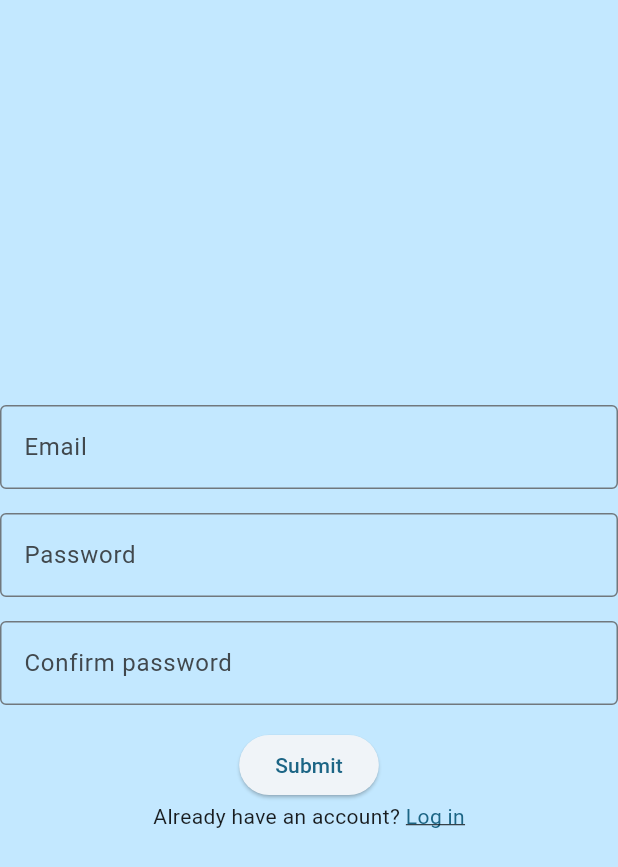
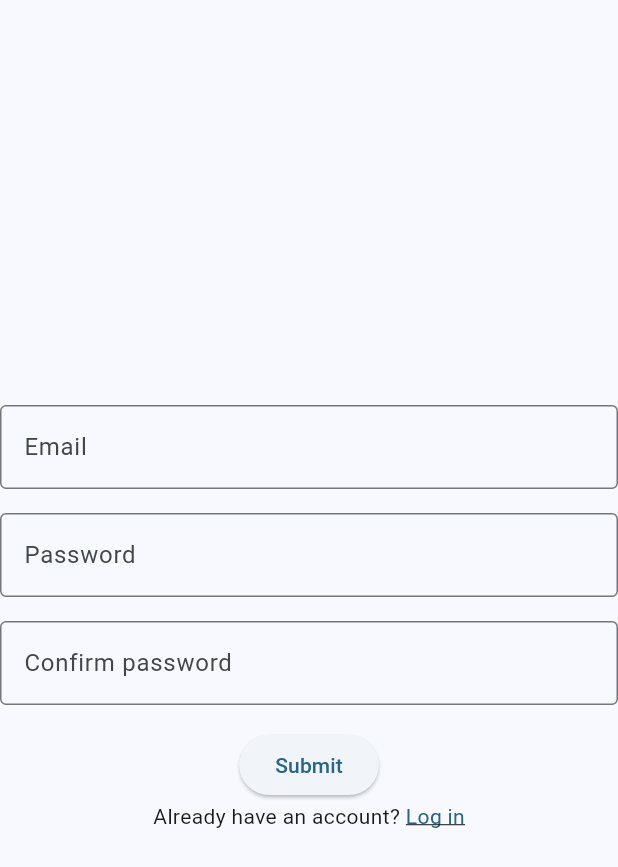
Before and after one commit to FacundoMiglierini/WeatherApp, a Flutter app: the screen it shows after launch, after a tap on "Sign Up", on a phone screen of 412 x 824 dp. Shown: the top 867 px of the screen. Run offline on Flutter 3.47's test engine with Material 3 defaults, Android fonts, the phone set to English and light mode, and no system bars; our stand-ins replace email_validator, hive_flutter; accounts and stored records are empty.

Commit message:
changed font sizes

```diff
--- a/weather_app/lib/main.dart
+++ b/weather_app/lib/main.dart
@@ -3,7 +3,6 @@ import 'package:flutter/material.dart';
 import 'package:hive_flutter/hive_flutter.dart';
 import 'package:weather_app/database_controller.dart';
 import 'dart:async';
-import 'weather_api_controller.dart';
 import 'package:provider/provider.dart';
 import 'dart:developer' as developer;
 import 'package:http/http.dart' as http;
@@ -28,7 +27,7 @@ class WeatherApp extends StatelessWidget {
         theme: ThemeData(
           useMaterial3: true,
           colorScheme:
-              ColorScheme.fromSeed(seedColor: Colors.lightBlueAccent),
+              ColorScheme.fromSeed(seedColor: Colors.lightBlue),
         ),
         home: HomePage(),
       ),
@@ -114,7 +113,7 @@ class _HomePageState extends State<HomePage> {
           children: [
             Expanded(
               child: Container(
-                color: Theme.of(context).colorScheme.primaryContainer,
+                color: Theme.of(context).colorScheme.background,
                 child: page,
               ),
             ),
@@ -138,7 +137,15 @@ class LoginPage extends StatelessWidget {
   Widget build(BuildContext context) {
     var appState = context.watch<AppState>();
 
+    double deviceHeight(BuildContext context) => MediaQuery.of(context).size.height;
+    double deviceWidth(BuildContext context) => MediaQuery.of(context).size.width;
+
     return Center(
+      child: Padding(
+        padding: EdgeInsets.only(
+          left: deviceWidth(context) * 0.08,
+          right: deviceWidth(context) * 0.08,
+        ),
         child: Column(
           mainAxisAlignment: MainAxisAlignment.center,
           children: [
@@ -162,9 +169,6 @@ class LoginPage extends StatelessWidget {
               ),
             ),
             const SizedBox(height: 16),
-          Row(
-            mainAxisAlignment: MainAxisAlignment.center,
-            children: [
             ElevatedButton(
               onPressed: () {
                 String message = appState.logIn(_emailController.text, _passwordController.text);
@@ -175,10 +179,28 @@ class LoginPage extends StatelessWidget {
                     duration: Duration(seconds: 3),
                   ));
               },
-                child: const Text('Login'),
+              style: ElevatedButton.styleFrom(
+                shape: RoundedRectangleBorder(
+                  borderRadius: BorderRadius.circular(5),
                 ),
+                minimumSize: Size(
+                  // Set the width of the button to be the same as the text field
+                  MediaQuery.of(context).size.width,
+                  // Set the height of the button
+                  50,
+                ),
+                textStyle: TextStyle(fontSize: 20),
+                backgroundColor: Theme.of(context).colorScheme.primary,
+                foregroundColor: Theme.of(context).colorScheme.onPrimary,
+              ),
+              child: Text('Log in'),
+            ),
+            const SizedBox(height: 16),
+            Row(
+              mainAxisAlignment: MainAxisAlignment.center,
+              children: [
                 SizedBox(width: 10),
-              Text('Don\'t you have an account? '),
+                Text('Don\'t you have an account? ', style: TextStyle(fontSize: 15)),
                 InkWell(
                   onTap: toggleIndex,
                   child: Text(
@@ -186,12 +208,14 @@ class LoginPage extends StatelessWidget {
                     style: TextStyle(
                       color: Theme.of(context).colorScheme.primary,
                       decoration: TextDecoration.underline,
+                      fontSize: 15,
                     ),
                   ),
                 )
               ],
             ),
           ]
+        ),
       )
     );
   }
@@ -324,6 +348,8 @@ class WeatherPage extends StatefulWidget {
 class _WeatherPageState extends State<WeatherPage>{
   Timer? _timer;
   var _temp = 0.0;
+  double lat = -34.9206722;
+  double long = -57.9561499;
 
   @override
   void initState() {
@@ -379,15 +405,19 @@ class TitleCard extends StatelessWidget {
   });
 
 
+  double deviceWidth(BuildContext context) => MediaQuery.of(context).size.width;
+
   @override
   Widget build(BuildContext context) {
     final theme = Theme.of(context);
-    final style = theme.textTheme.displayMedium!.copyWith(
+    final style = deviceWidth(context) > 380 ? theme.textTheme.displayMedium!.copyWith(
+      color: theme.colorScheme.onBackground,
+    ) : theme.textTheme.displaySmall!.copyWith(
       color: theme.colorScheme.onBackground,
     );
 
     return Card(
-      color: theme.colorScheme.background,
+      color: theme.colorScheme.primaryContainer,
       child: Padding(
         padding: const EdgeInsets.all(20),
         child: Text(
```
Also changed, not shown: weather_app/lib/login_bloc.dart (deleted, +0 -40 lines), weather_app/lib/login_event.dart (deleted, +0 -21 lines), weather_app/lib/login_state.dart (deleted, +0 -26 lines), weather_app/lib/weather_api_controller.dart (+0 -40 lines). Lines whose indentation alone changed are shown as unchanged.
